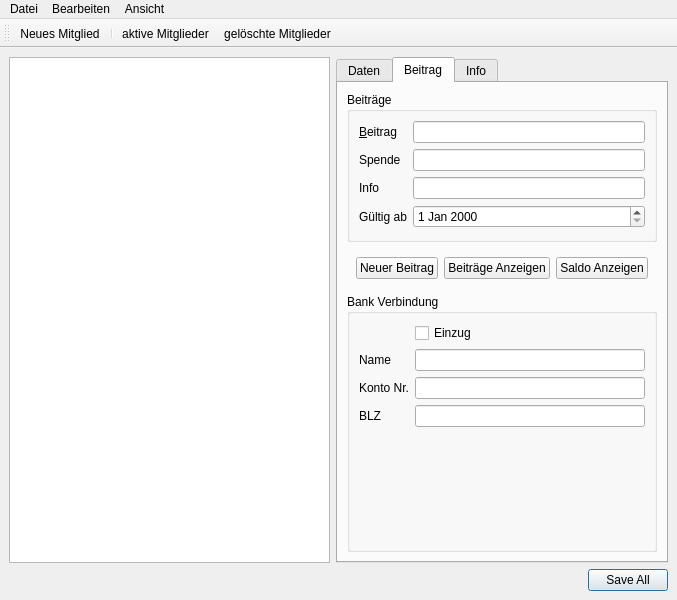
Bjoe/member-manager, file src/gui/mainwindow.ui: the form before one commit.
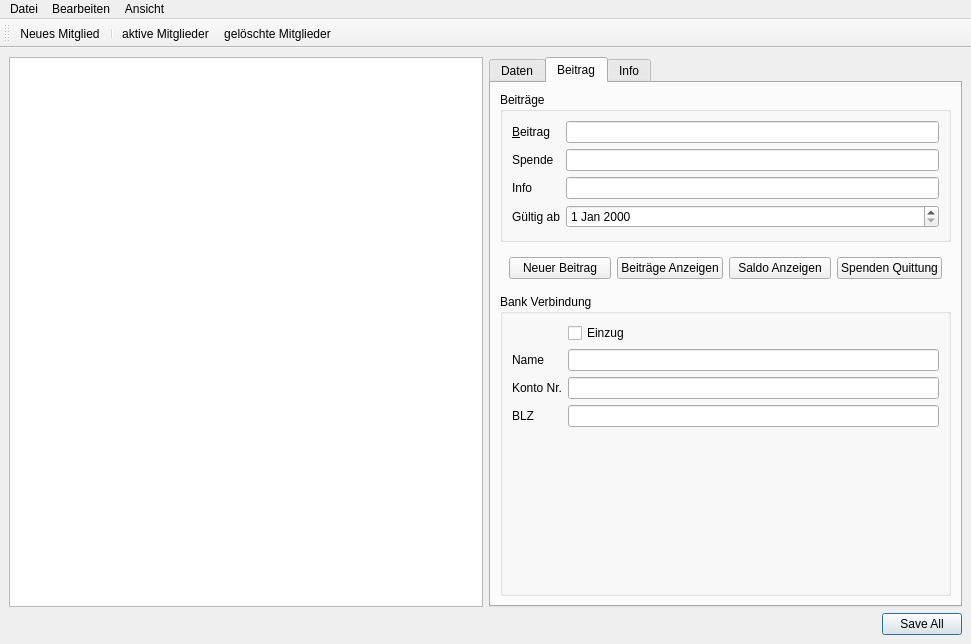
The form after the commit. The open tabs and pages were chosen to show the change.

Commit message:
Add contribution receipt dialog.
A new feature add: contribution receipt dialog.
First version.

```diff
--- a/src/gui/mainwindow.ui
+++ b/src/gui/mainwindow.ui
@@ -6,8 +6,8 @@
    <rect>
     <x>0</x>
     <y>0</y>
-    <width>677</width>
-    <height>538</height>
+    <width>971</width>
+    <height>644</height>
    </rect>
   </property>
   <property name="windowTitle">
@@ -372,6 +372,13 @@
            <enum>Qt::RightToLeft</enum>
           </property>
           <layout class="QHBoxLayout" name="horizontalLayout">
+           <item>
+            <widget class="QPushButton" name="contributionButton">
+             <property name="text">
+              <string>Spenden Quittung</string>
+             </property>
+            </widget>
+           </item>
            <item>
             <widget class="QPushButton" name="saldoButton">
              <property name="text">
@@ -500,8 +507,8 @@
     <rect>
      <x>0</x>
      <y>0</y>
-     <width>677</width>
-     <height>20</height>
+     <width>971</width>
+     <height>27</height>
     </rect>
    </property>
    <widget class="QMenu" name="menuEdit">
```
The commit also changes 24 other files.
